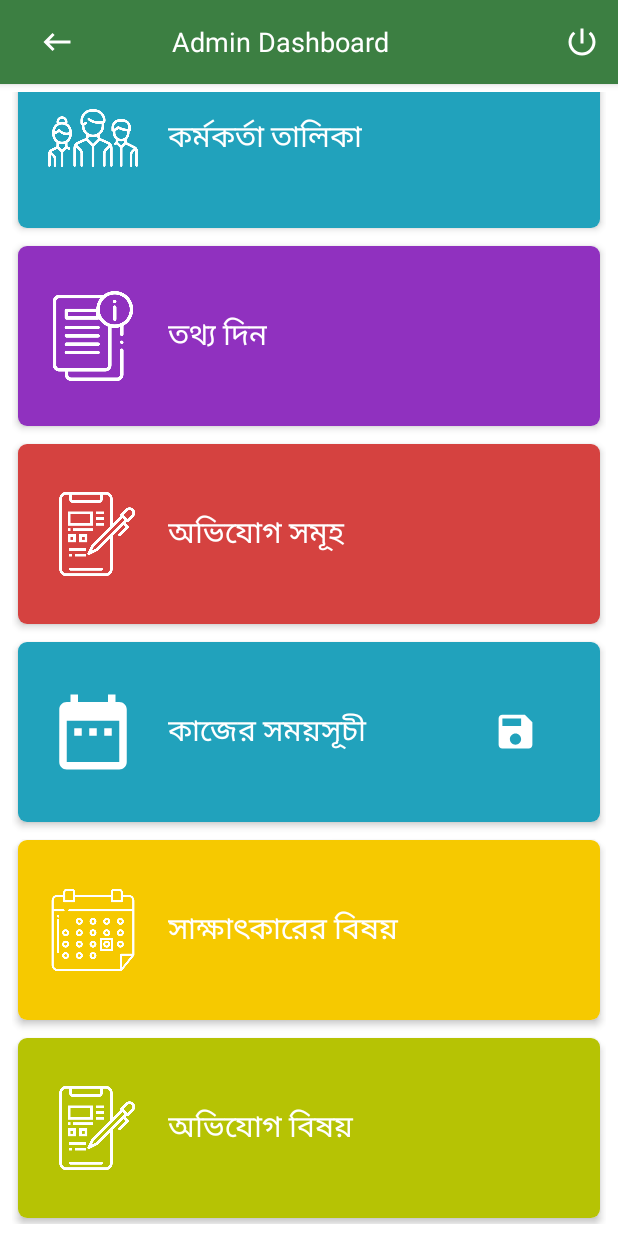
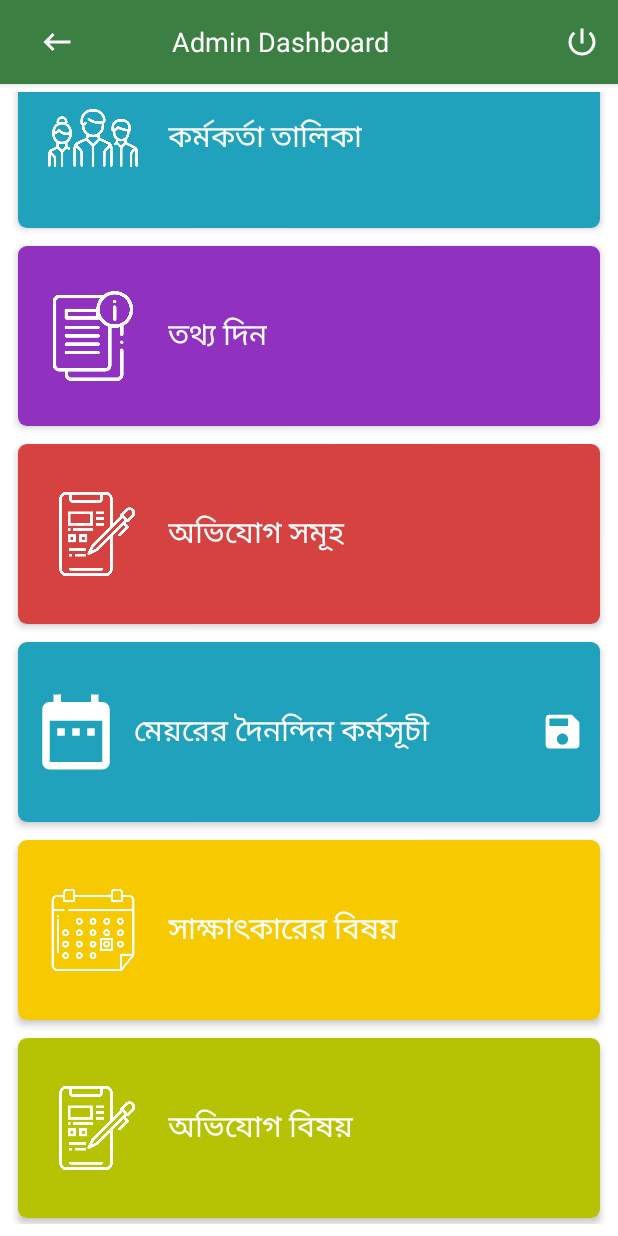
Before and after one commit to skbipulr/-feni_paurashava_feni, an Android app: the AdminActivity screen opened directly, with no data from a screen before it, scrolled down 309 dp, on a phone screen of 412 x 824 dp. Run offline under Robolectric (Android 15) with nearby library versions, the phone set to English and light mode, and no system bars; libraries missing offline, so code that uses them is left out: com.developer.kalert.

Commit message:
added new file

```diff
--- a/app/src/main/java/bd/gov/fenipaurashava/activity_admin/AdminEmployeeActivityList.java
+++ b/app/src/main/java/bd/gov/fenipaurashava/activity_admin/AdminEmployeeActivityList.java
@@ -31,7 +31,6 @@ public class AdminEmployeeActivityList extends AppCompatActivity {
     private List<Datum> employeeList = new ArrayList<>();
     private SwipeRefreshLayout swipeRefreshLayout;
     private ApiInterface apiService;
-
     public static final String MyPREFERENCES = "MyPrefs";
 
     @Override
--- a/app/src/main/res/layout/admin_work_schedule_item_layout.xml
+++ b/app/src/main/res/layout/admin_work_schedule_item_layout.xml
@@ -21,20 +21,19 @@
         android:weightSum="10">
 
         <ImageView
-            android:layout_width="60dp"
+            android:layout_width="0dp"
             android:layout_height="60dp"
+            android:layout_weight="2"
             android:layout_gravity="center"
-            android:layout_marginStart="20dp"
             android:src="@drawable/ic_baseline_date_range_24"
             app:tint="@color/white" />
 
         <TextView
-            android:layout_width="wrap_content"
+            android:layout_width="0dp"
             android:layout_height="wrap_content"
             android:layout_gravity="center_vertical"
-            android:layout_marginStart="20dp"
-            android:layout_weight="2"
-            android:text="কাজের সময়সূচী"
+            android:layout_weight="6"
+            android:text="মেয়রের দৈনন্দিন কর্মসূচী"
             android:textColor="@color/white"
             android:textSize="20dp" />
 
@@ -42,7 +41,7 @@
             android:layout_width="0dp"
             android:layout_height="wrap_content"
             android:layout_gravity="center"
-            android:layout_weight="6"
+            android:layout_weight="2"
             android:gravity="end"
             android:orientation="vertical">
 
--- a/app/src/main/res/layout/employee_item_layout.xml
+++ b/app/src/main/res/layout/employee_item_layout.xml
@@ -27,7 +27,7 @@
             android:layout_height="60dp"
             android:layout_gravity="center"
             android:layout_marginStart="16dp"
-            android:src="@drawable/stuff1"
+            android:src="@drawable/default_icon"
             app:cardCornerRadius="75dp">
 
         </de.hdodenhof.circleimageview.CircleImageView>
```
Also changed, not shown: app/src/main/java/bd/gov/fenipaurashava/adapterForAPI/EmployeeAdapter.java (+4 -3 lines), app/src/main/java/bd/gov/fenipaurashava/adapterForAPI/EmployeeAdapterList.java (+9 -8 lines).
